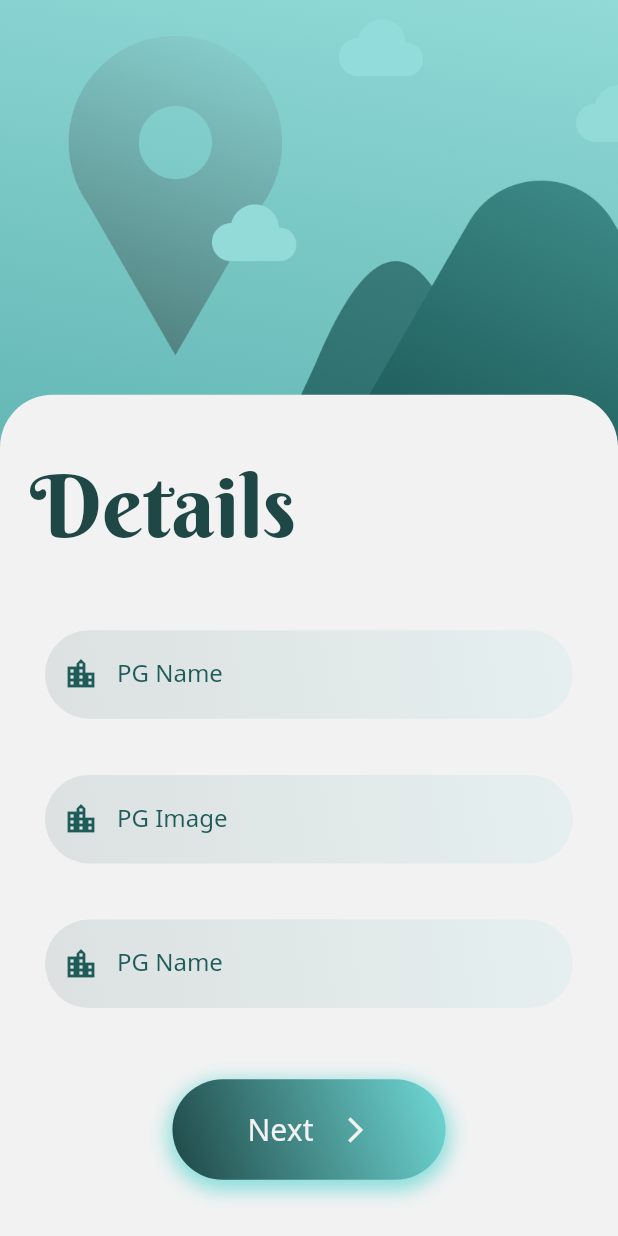
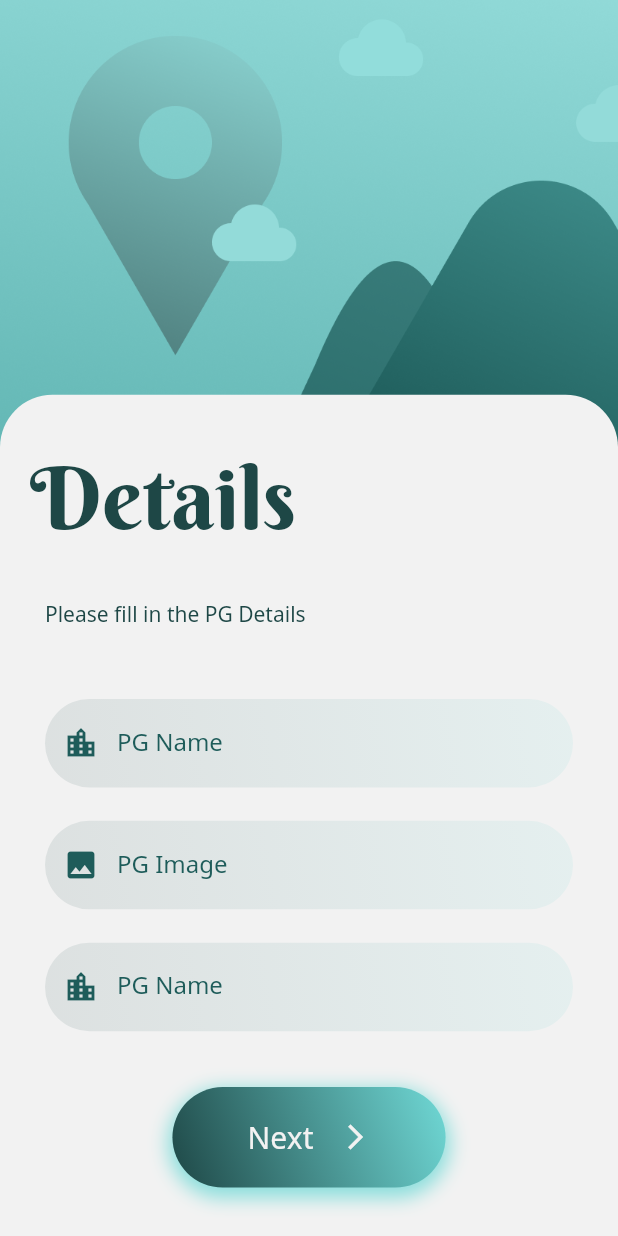
Before and after one commit to LiquidatorCoder/simple-flutter-login, a Flutter app: the InputForm screen opened directly, on a phone screen of 412 x 824 dp. Run offline on Flutter 3.47's test engine with Material 2 defaults, Android fonts, the phone set to English and light mode, and no system bars; our stand-ins replace firebase_auth, flutter_screenutil, google_sign_in, image_picker; accounts and stored records are empty.

Commit message:
Added image picker

```diff
--- a/lib/screens/input_form.dart
+++ b/lib/screens/input_form.dart
@@ -1,6 +1,9 @@
+import 'dart:io';
+
 import 'package:flutter/material.dart';
 import 'package:flutter_screenutil/flutter_screenutil.dart';
 import 'package:flutter/services.dart';
+import 'package:image_picker/image_picker.dart';
 
 class InputForm extends StatefulWidget {
   @override
@@ -8,6 +11,17 @@ class InputForm extends StatefulWidget {
 }
 
 class _InputFormState extends State<InputForm> {
+  File _image;
+
+  Future getImage() async {
+    var image = await ImagePicker.pickImage(source: ImageSource.gallery);
+
+    setState(() {
+      _image = image;
+    });
+    print(image.toString());
+  }
+
   @override
   Widget build(BuildContext context) {
     ScreenUtil.init(context, width: 720, height: 1440, allowFontScaling: true);
@@ -54,8 +68,22 @@ class _InputFormState extends State<InputForm> {
                         ),
                       ),
                     ),
+                    Align(
+                      alignment: Alignment.topLeft,
+                      child: Padding(
+                        padding: const EdgeInsets.fromLTRB(30, 0, 0, 30),
+                        child: Text(
+                          "Please fill in the PG Details",
+                          style: TextStyle(
+                            fontFamily: "Noto Sans",
+                            fontSize: 14,
+                            color: Color(0xFF1E4746),
+                          ),
+                        ),
+                      ),
+                    ),
                     Padding(
-                      padding: const EdgeInsets.fromLTRB(30, 10, 30, 10),
+                      padding: const EdgeInsets.fromLTRB(30, 5, 30, 5),
                       child: Container(
                         decoration: BoxDecoration(
                           borderRadius: BorderRadius.circular(50.0),
@@ -90,7 +118,7 @@ class _InputFormState extends State<InputForm> {
                       ),
                     ),
                     Padding(
-                      padding: const EdgeInsets.fromLTRB(30, 10, 30, 10),
+                      padding: const EdgeInsets.fromLTRB(30, 5, 30, 5),
                       child: Container(
                         decoration: BoxDecoration(
                           borderRadius: BorderRadius.circular(50.0),
@@ -103,7 +131,11 @@ class _InputFormState extends State<InputForm> {
                             end: Alignment.topRight,
                           ),
                         ),
-                        child: TextField(
+                        child: Stack(
+                          alignment: Alignment.center,
+                          children: <Widget>[
+                            TextField(
+                              enabled: false,
                               decoration: InputDecoration(
                                 fillColor: Colors.red,
                                 labelText: "PG Image",
@@ -117,15 +149,28 @@ class _InputFormState extends State<InputForm> {
                                 errorBorder: InputBorder.none,
                                 disabledBorder: InputBorder.none,
                                 prefixIcon: Icon(
-                              Icons.location_city,
+                                  Icons.image,
                                   color: Color(0xFF1E5C5A),
                                 ),
                               ),
                             ),
+                            GestureDetector(
+                              onTap: () {
+                                HapticFeedback.vibrate();
+                                getImage();
+                              },
+                              child: SizedBox(
+                                height: 100.h,
+                                width: 720.w,
+                                child: Text(" "),
+                              ),
+                            )
+                          ],
+                        ),
                       ),
                     ),
                     Padding(
-                      padding: const EdgeInsets.fromLTRB(30, 10, 30, 10),
+                      padding: const EdgeInsets.fromLTRB(30, 5, 30, 5),
                       child: Container(
                         decoration: BoxDecoration(
                           borderRadius: BorderRadius.circular(50.0),
--- a/pubspec.yaml
+++ b/pubspec.yaml
@@ -26,6 +26,7 @@ dependencies:
   firebase_auth: ^0.16.0
   google_sign_in: ^4.4.4
   flutter_screenutil: ^1.1.0
+  image_picker: ^0.6.6+1
 
 
   # The following adds the Cupertino Icons font to your application.
```
Also changed, not shown: pubspec.lock. Lines whose indentation alone changed are shown as unchanged.
